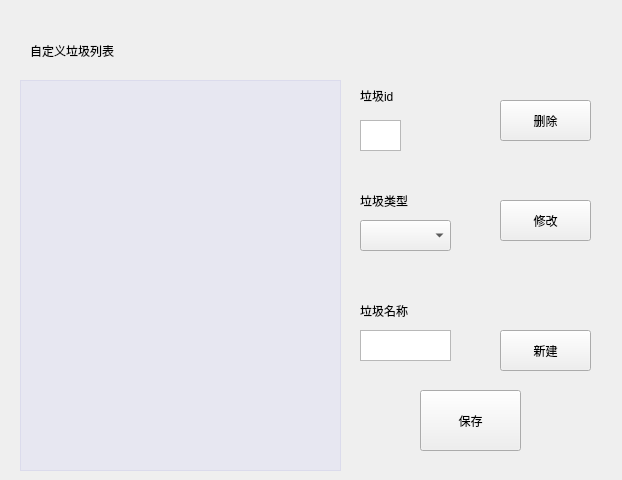
Qt form projectdemo/customdic.ui (ludan0414/LaLaLa) before a commit.
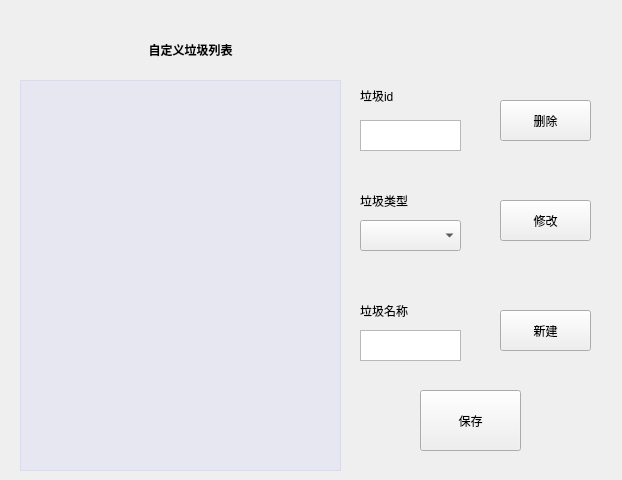
The same form after that commit. Icons and pictures are not drawn.

Patch:
```diff
--- a/projectdemo/customdic.ui
+++ b/projectdemo/customdic.ui
@@ -19,9 +19,9 @@
   <widget class="QLabel" name="text1">
    <property name="geometry">
     <rect>
-     <x>30</x>
+     <x>70</x>
      <y>20</y>
-     <width>271</width>
+     <width>241</width>
      <height>61</height>
     </rect>
    </property>
@@ -29,7 +29,7 @@
     <string notr="true">font: 24pt &quot;终之花01&quot;;</string>
    </property>
    <property name="text">
-    <string>自定义垃圾列表</string>
+    <string>&lt;html&gt;&lt;head/&gt;&lt;body&gt;&lt;p align=&quot;center&quot;&gt;&lt;span style=&quot; font-weight:700;&quot;&gt;自定义垃圾列表&lt;/span&gt;&lt;/p&gt;&lt;/body&gt;&lt;/html&gt;</string>
    </property>
   </widget>
   <widget class="QPushButton" name="change">
@@ -63,10 +63,13 @@
     <rect>
      <x>360</x>
      <y>120</y>
-     <width>41</width>
+     <width>101</width>
      <height>31</height>
     </rect>
    </property>
+   <property name="styleSheet">
+    <string notr="true">font: 12pt &quot;华文细黑&quot;;</string>
+   </property>
   </widget>
   <widget class="QLabel" name="text2">
    <property name="geometry">
@@ -105,7 +108,7 @@
     <rect>
      <x>360</x>
      <y>220</y>
-     <width>91</width>
+     <width>101</width>
      <height>31</height>
     </rect>
    </property>
@@ -144,20 +147,26 @@
     <rect>
      <x>360</x>
      <y>330</y>
-     <width>91</width>
+     <width>101</width>
      <height>31</height>
     </rect>
    </property>
+   <property name="styleSheet">
+    <string notr="true">font: 12pt &quot;华文细黑&quot;;</string>
+   </property>
   </widget>
   <widget class="QPushButton" name="new_2">
    <property name="geometry">
     <rect>
      <x>500</x>
-     <y>330</y>
+     <y>310</y>
      <width>91</width>
      <height>41</height>
     </rect>
    </property>
+   <property name="styleSheet">
+    <string notr="true">font: 14pt &quot;终之花01&quot;;</string>
+   </property>
    <property name="text">
     <string>新建</string>
    </property>
@@ -175,6 +184,19 @@
     <string>保存</string>
    </property>
   </widget>
+  <widget class="QLabel" name="label">
+   <property name="geometry">
+    <rect>
+     <x>40</x>
+     <y>30</y>
+     <width>41</width>
+     <height>41</height>
+    </rect>
+   </property>
+   <property name="text">
+    <string>&lt;html&gt;&lt;head/&gt;&lt;body&gt;&lt;p&gt;&lt;img src=&quot;:/material3/笔记.png&quot;/&gt;&lt;/p&gt;&lt;/body&gt;&lt;/html&gt;</string>
+   </property>
+  </widget>
  </widget>
  <resources/>
  <connections/>
```
Left out of the diff: 20 changed lines with no effect on the pictures.
